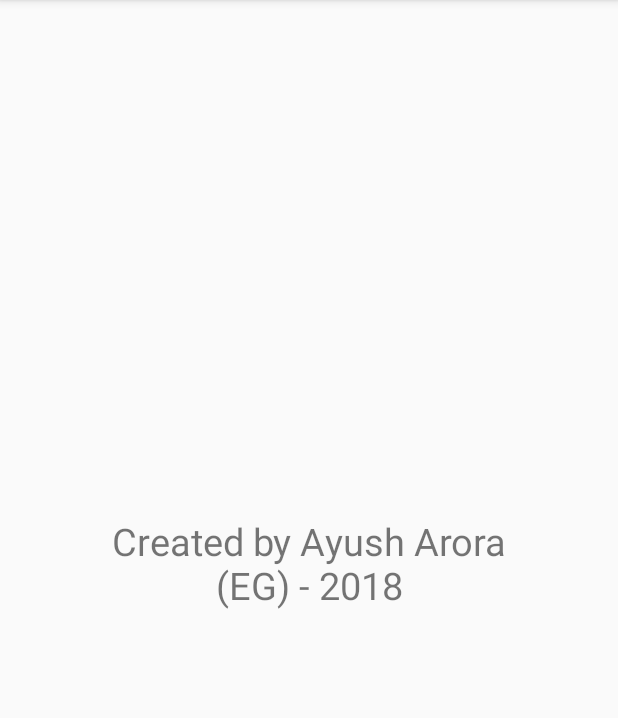
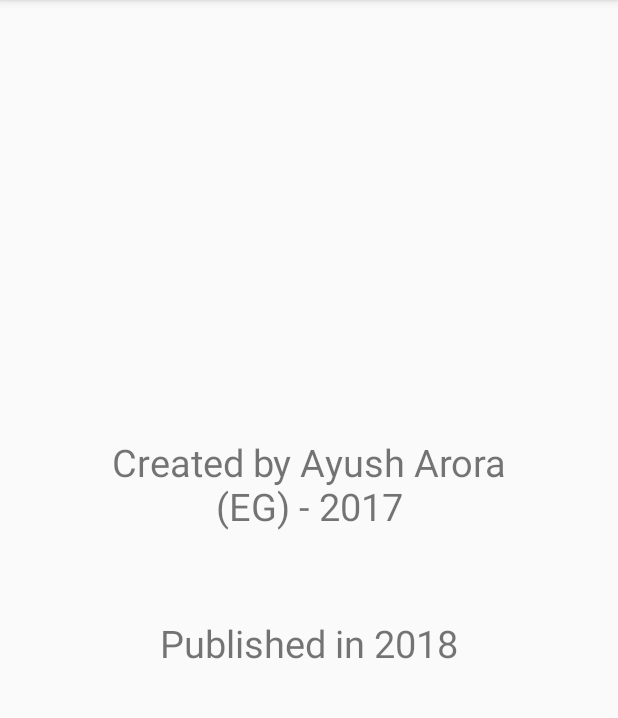
Before and after one commit to AyushEG/LauncherLock, an Android app: the creditsActivity screen opened directly, with no data from a screen before it, on a phone screen of 412 x 824 dp, the part 84-802 px from its top. Run offline under Robolectric (Android 15) with nearby library versions, the phone set to English and light mode, and no system bars; our stand-ins replace AdMob.

Commit message:
[STABLE UPDATE] Snackbar completed, added a published date in the credits. Usable, unlike the last commit.

```diff
--- a/app/src/main/res/layout/activity_credits.xml
+++ b/app/src/main/res/layout/activity_credits.xml
@@ -15,19 +15,41 @@
         android:layout_marginLeft="64dp"
         android:layout_marginRight="64dp"
         android:layout_marginStart="64dp"
-        android:text="Created by Ayush Arora (EG) - 2018"
+        android:text="Published in 2018"
         android:textAlignment="center"
         android:textSize="25sp"
         app:layout_constraintBottom_toBottomOf="parent"
+        app:layout_constraintHorizontal_bias="0.0"
         app:layout_constraintLeft_toLeftOf="parent"
         app:layout_constraintRight_toRightOf="parent"
         app:layout_constraintTop_toTopOf="parent"
+        app:layout_constraintVertical_bias="0.598"
         tools:layout_constraintBottom_creator="1"
         tools:layout_constraintLeft_creator="1"
         tools:layout_constraintRight_creator="1"
-        tools:layout_constraintTop_creator="1"
-        app:layout_constraintHorizontal_bias="1.0"
-        app:layout_constraintVertical_bias="0.499" />
+        tools:layout_constraintTop_creator="1" />
+
+    <TextView
+        android:id="@+id/textView7"
+        android:layout_width="0dp"
+        android:layout_height="80dp"
+        android:layout_marginEnd="64dp"
+        android:layout_marginLeft="64dp"
+        android:layout_marginRight="64dp"
+        android:layout_marginStart="64dp"
+        android:text="Created by Ayush Arora (EG) - 2017"
+        android:textAlignment="center"
+        android:textSize="25sp"
+        ads:layout_constraintBottom_toBottomOf="parent"
+        ads:layout_constraintHorizontal_bias="0.0"
+        ads:layout_constraintLeft_toLeftOf="parent"
+        ads:layout_constraintRight_toRightOf="parent"
+        ads:layout_constraintTop_toTopOf="parent"
+        ads:layout_constraintVertical_bias="0.422"
+        tools:layout_constraintBottom_creator="1"
+        tools:layout_constraintLeft_creator="1"
+        tools:layout_constraintRight_creator="1"
+        tools:layout_constraintTop_creator="1" />
 
     <com.google.android.gms.ads.AdView
         android:id="@+id/adView3"
@@ -47,7 +69,7 @@
         android:layout_height="wrap_content"
         ads:adSize="BANNER"
         ads:adUnitId="@string/admob_id"
-        tools:layout_editor_absoluteY="376dp"
+        tools:layout_editor_absoluteY="368dp"
         tools:layout_editor_absoluteX="55dp"
         android:layout_alignParentBottom="true"
         android:layout_alignParentLeft="true"
```
Also changed, not shown: app/src/main/java/com/ayusheg/launcherlock/mainScreenActivity.java (+22 -37 lines), app/src/main/res/layout/activity_main_screen.xml (+10 -2 lines).
